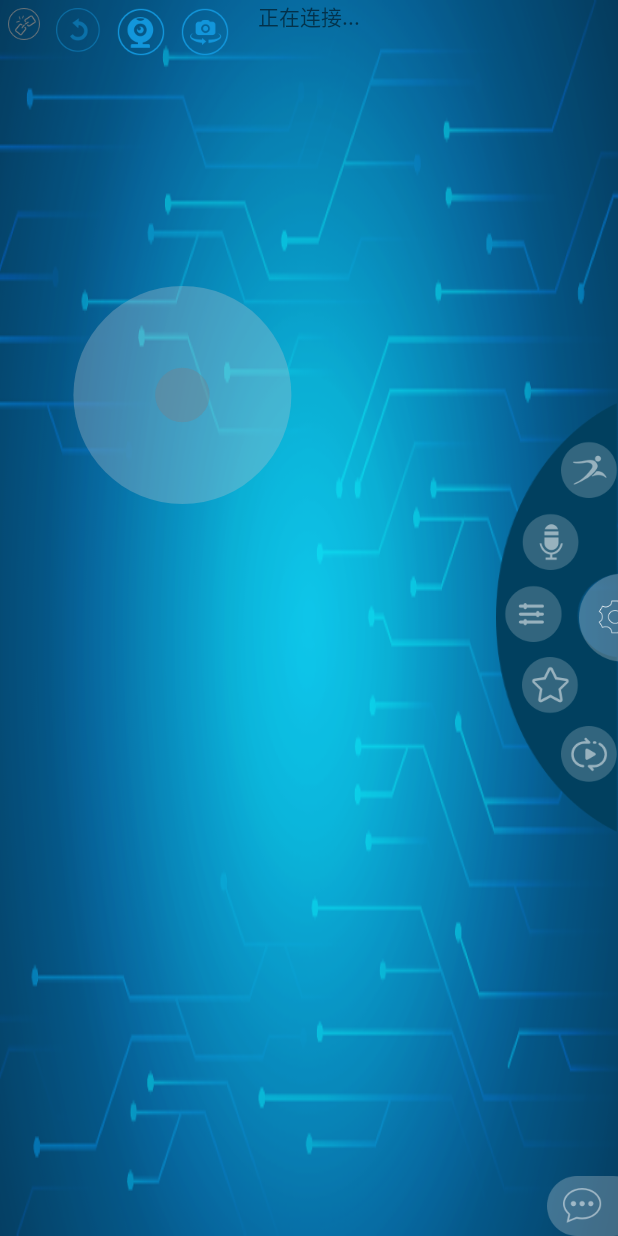
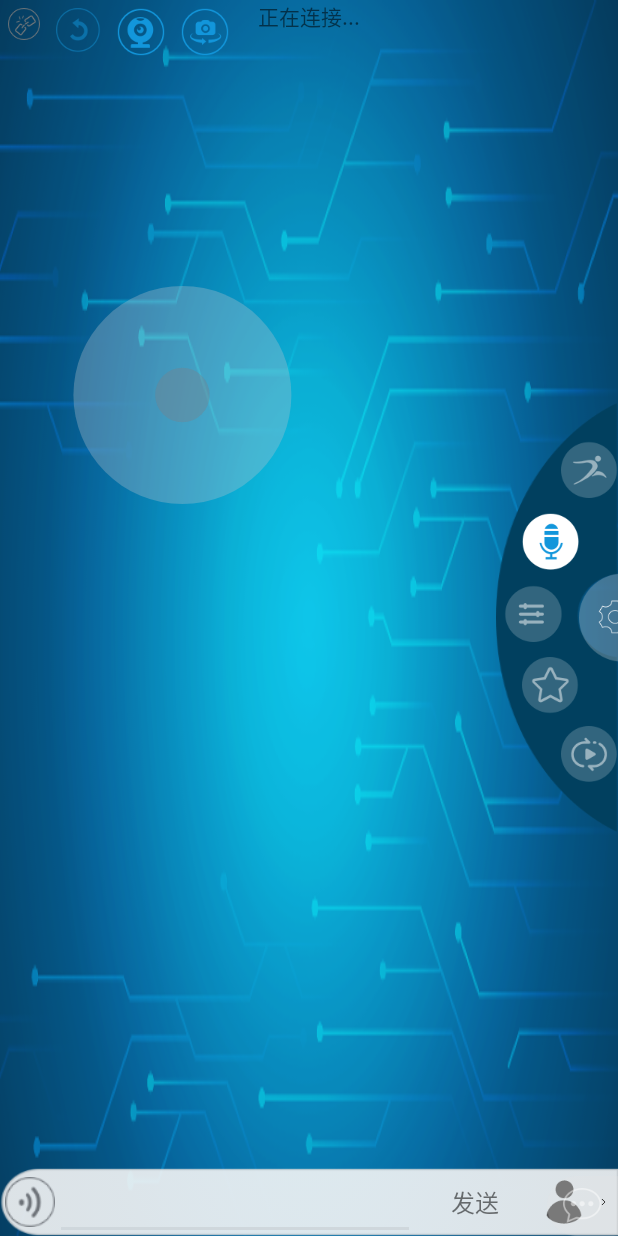
Before and after one commit to HaiFengZhiNeng/windoxff-control-, an Android app: the layout activity_control.xml on its own in the app's theme, with its tools: preview values and no code run, on a phone screen of 412 x 824 dp. Run offline under Robolectric (Android 15) with nearby library versions, the phone set to English and light mode, and no system bars; plain views replace ECOpenGlView.

Commit message:
updata control view

```diff
--- a/client-speech/src/main/res/layout/activity_control.xml
+++ b/client-speech/src/main/res/layout/activity_control.xml
@@ -151,7 +151,7 @@
                     android:layout_below="@+id/sport_imageView"
                     android:layout_marginLeft="17dp"
                     android:layout_marginTop="10dp"
-                    android:background="@mipmap/ic_control_voice" />
+                    android:background="@mipmap/ic_control_voice_pressed" />
 
                 <ImageView
                     android:id="@+id/setting_imageView"
@@ -270,12 +270,11 @@
             android:layout_height="45dp"
             android:layout_alignParentBottom="true"
             android:layout_alignParentRight="true"
-            android:layout_marginRight="30dp"
             android:background="@mipmap/ic_input_all"
             android:gravity="center_vertical"
             android:orientation="horizontal"
             android:padding="3dp"
-            android:visibility="gone">
+            android:visibility="visible">
 
             <ImageView
                 android:id="@+id/change_text_voice"
@@ -314,6 +313,13 @@
                     android:textSize="16sp" />
 
                 <ImageView
+                    android:id="@+id/voicePeople_imageview"
+                    android:layout_width="wrap_content"
+                    android:layout_height="wrap_content"
+                    android:padding="3dp"
+                    android:src="@mipmap/ic_voice_people" />
+
+                <ImageView
                     android:id="@+id/hideInput_iv"
                     android:layout_width="wrap_content"
                     android:layout_height="wrap_content"
```
Also changed, not shown: client-speech/src/main/java/com/ocean/speech/control/ControlPresenter.java (+94 -6 lines), client-speech/src/main/java/com/ocean/speech/control/ControlView.java (+11 -2 lines), client-speech/src/main/java/com/ocean/speech/dialog/PersonSelectDialog.java (added, +23 -0 lines), client-speech/src/main/res/values/strings.xml (+1 -19 lines), client-speech/src/main/res/mipmap-xhdpi/ic_voice_people.png (added).
